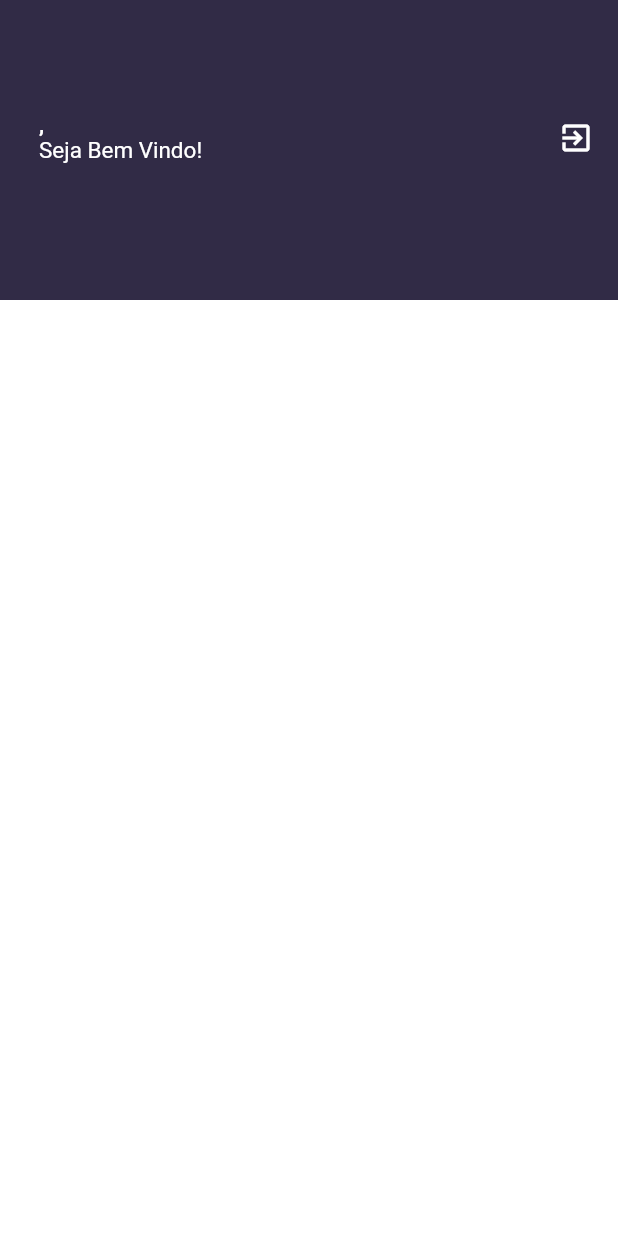
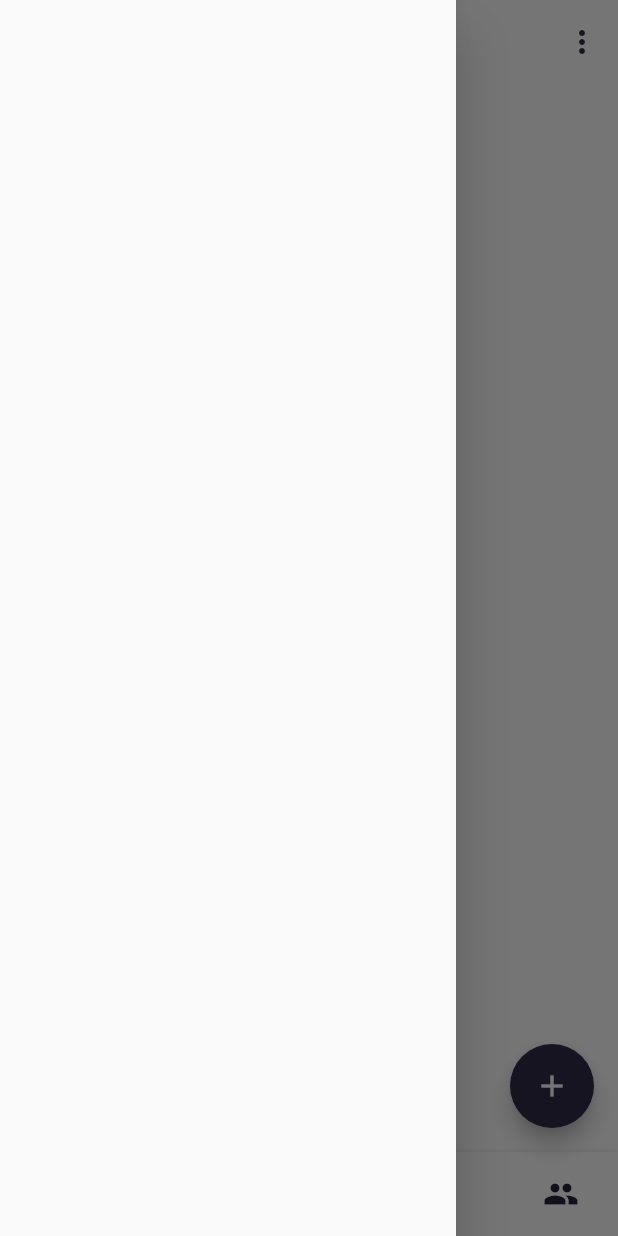
Before and after one commit to IsraelLohuan/Quero-Lanche-APP, a Flutter app: the HomePage screen opened by its route, with the side drawer open (before the commit the screen has no drawer), on a phone screen of 412 x 824 dp. Run offline on Flutter 3.47's test engine with Material 2 defaults, Android fonts, the light colour scheme and no system bars; drawn by our look-alikes of bottom_navy_bar; our stand-ins replace cloud_firestore, firebase_core, get; missing offline and left inert: wc_form_validators; accounts and stored records are empty.

Commit message:
Iniciado Tela Home

```diff
--- a/lib/application/ui/app_ui_config.dart
+++ b/lib/application/ui/app_ui_config.dart
@@ -1,4 +1,5 @@
 import 'package:flutter/material.dart';
+import 'package:gestao_escala/application/utils/utils.dart';
 
 class AppUiConfig {
 
@@ -10,9 +11,11 @@ class AppUiConfig {
 
   static ThemeData get theme => ThemeData(
     scaffoldBackgroundColor: Colors.white,
-    appBarTheme: const AppBarTheme(
+    primaryColor: colorMain,
+    primarySwatch: Utils.buildMaterialColor(colorMain),
+    appBarTheme: AppBarTheme(
       backgroundColor: Colors.white,
-      iconTheme: IconThemeData(color: Colors.white),
+      iconTheme: IconThemeData(color: colorMain),
       titleTextStyle: TextStyle(
         color: Color(0xff222222),
         fontSize: 18,
--- /dev/null
+++ b/lib/application/utils/utils.dart
@@ -0,0 +1,24 @@
+import 'package:flutter/material.dart';
+
+class Utils {
+
+  static MaterialColor buildMaterialColor(Color color) {
+    List strengths = <double>[.05];
+    Map<int, Color> swatch = {};
+    final int r = color.red, g = color.green, b = color.blue;
+
+    for (int i = 1; i < 10; i++) {
+      strengths.add(0.1 * i);
+    }
+    strengths.forEach((strength) {
+      final double ds = 0.5 - strength;
+      swatch[(strength * 1000).round()] = Color.fromRGBO(
+        r + ((ds < 0 ? r : (255 - r)) * ds).round(),
+        g + ((ds < 0 ? g : (255 - g)) * ds).round(),
+        b + ((ds < 0 ? b : (255 - b)) * ds).round(),
+        1,
+      );
+    });
+    return MaterialColor(color.value, swatch);
+  }
+}
--- /dev/null
+++ b/lib/modules/home/components/members/members_page.dart
@@ -0,0 +1,11 @@
+import 'package:flutter/material.dart';
+
+class MembersPage extends StatelessWidget {
+
+  const MembersPage({ Key? key }) : super(key: key);
+
+  @override
+  Widget build(BuildContext context) {
+    return Container();
+  }
+}
--- /dev/null
+++ b/lib/modules/home/components/scale/scale_page.dart
@@ -0,0 +1,11 @@
+import 'package:flutter/material.dart';
+
+class ScalePage extends StatelessWidget {
+
+  const ScalePage({ Key? key }) : super(key: key);
+
+  @override
+  Widget build(BuildContext context) {
+    return Container();
+  }
+}
--- a/lib/modules/home/home_controller.dart
+++ b/lib/modules/home/home_controller.dart
@@ -1,4 +1,5 @@
 
+import 'package:flutter/material.dart';
 import 'package:gestao_escala/application/auth/auth_service.dart';
 import 'package:gestao_escala/modules/models/user_model.dart';
 import 'package:get/get.dart';
@@ -10,4 +11,10 @@ class HomeController extends GetxController {
   HomeController({required this.authService});
 
   UserModel get user => authService.user;
+
+  final RxInt indexTab = RxInt(0);
+
+  void onSelectedItemTab(int index) {
+    indexTab.value = index;
+  }
 }
--- a/lib/modules/home/home_module.dart
+++ b/lib/modules/home/home_module.dart
@@ -8,7 +8,7 @@ class HomeModule extends Module {
   List<GetPage> routers = [
     GetPage(
       name: '/home',
-      page: () => const HomePage(),
+      page: () => HomePage(),
       bindings: [
         HomeBindings()
       ]
--- a/lib/modules/home/home_page.dart
+++ b/lib/modules/home/home_page.dart
@@ -1,77 +1,61 @@
+import 'package:bottom_navy_bar/bottom_navy_bar.dart';
 import 'package:flutter/material.dart';
-import 'package:gestao_escala/application/ui/app_ui_config.dart';
+import 'package:gestao_escala/modules/home/components/members/members_page.dart';
+import 'package:gestao_escala/modules/home/components/scale/scale_page.dart';
 import 'package:gestao_escala/modules/home/home_controller.dart';
 import 'package:get/get.dart';
-import 'package:google_fonts/google_fonts.dart';
 
 class HomePage extends GetView<HomeController> {
 
-  const HomePage({Key? key}) : super(key: key);
+  HomePage({Key? key}) : super(key: key);
+
+  final List<Widget> bodys = [ScalePage(), MembersPage()];
 
   @override
   Widget build(BuildContext context) {
     return Scaffold(
+      appBar: AppBar(
+        elevation: 0,
+        centerTitle: true,
+        title: Text('Escalas', style: TextStyle(fontSize: 24),),
+        actions: [
+          PopupMenuButton(
+            itemBuilder: (_) => [
+              PopupMenuItem<String>(value: '0', child: ListTile(leading: Icon(Icons.filter_alt), title: Text('Filtros'),)),
+            ]
+          )
+        ],
+      ),
       backgroundColor: Colors.white,
-      body: Stack(
-        children: [
-          Container(
-            color: AppUiConfig.colorMain,
-            height: 200,
-            child: Padding(
-              padding: const EdgeInsets.only(left: 16, bottom: 16, right: 16),
-              child: Row(
-                mainAxisAlignment: MainAxisAlignment.spaceBetween,
-                children: [
-                  builderUserInfo(),
-                  Icon(Icons.exit_to_app, color: Colors.white,)
-                ],
-              ),
+      body: Obx(() => bodys[controller.indexTab.value]),
+      drawer: Drawer(child: Text(''),),
+      floatingActionButton: FloatingActionButton(
+        onPressed: () {  },
+        child: Icon(Icons.add),
+      ),
+      bottomNavigationBar: Obx(() {
+        return BottomNavyBar(
+          selectedIndex: controller.indexTab.value,
+          showElevation: true,
+          itemCornerRadius: 24,
+          curve: Curves.easeIn,
+          onItemSelected: controller.onSelectedItemTab,
+          items: <BottomNavyBarItem>[
+            BottomNavyBarItem(
+              icon: const Icon(Icons.apps),
+              title: const Text('Escala'),
+              activeColor: Get.theme.primaryColorDark,
+              textAlign: TextAlign.center,
             ),
-          ),
-          Align(
-            alignment: Alignment.bottomCenter,
-            child: Container(
-              height: 540,
-              decoration: BoxDecoration(
-                color: Colors.white,
-                borderRadius: BorderRadius.only(
-                  topLeft: Radius.circular(50),
-                  topRight: Radius.circular(50)
-                )
-              ),
+            BottomNavyBarItem(
+              icon: const Icon(Icons.people),
+              title: const Text('Membros'),
+              activeColor: Get.theme.primaryColorDark,
+              textAlign: TextAlign.center,
             ),
-          ),
-        ]
-      )
-    );
-  }
-
-  Row builderUserInfo() {
-    return Row(
-      crossAxisAlignment: CrossAxisAlignment.center,
-      mainAxisAlignment: MainAxisAlignment.start,
-      children: [
-        SizedBox(width: 10,),
-        Column(
-          crossAxisAlignment: CrossAxisAlignment.start,
-          mainAxisAlignment: MainAxisAlignment.center,
-          children: [
-            Text(
-              '${controller.user.displayName},',
-              style: GoogleFonts.roboto(
-                textStyle: TextStyle(
-                  color: Colors.white,
-                  fontWeight: FontWeight.bold
-                )
-              ),
-            ),
-            Text(
-              'Seja Bem Vindo!',
-              style: TextStyle(color: Colors.white, fontSize: 15)
-            )
           ],
-         ),
-      ],
+        );
+      })
     );
   }
 }
--- a/lib/modules/login/login_controller.dart
+++ b/lib/modules/login/login_controller.dart
@@ -33,9 +33,6 @@ class LoginController extends GetxController with LoaderMixin, MessagesMixin {
     try {
       loading(true);
 
-      if(isLogin.value) {
-        authService.userModel = await loginRepository.login(email, password);
-      } else {
       final user = UserModel(
         email: email,
         displayName: name,
@@ -43,8 +40,7 @@ class LoginController extends GetxController with LoaderMixin, MessagesMixin {
         password: password
       );
 
-        authService.userModel = await loginRepository.register(user);
-      }
+      authService.userModel = isLogin.value ? await loginRepository.login(email, password) : await loginRepository.register(user);
 
       loading(false);
       Get.offNamed('/home');
--- a/pubspec.yaml
+++ b/pubspec.yaml
@@ -19,6 +19,7 @@ dependencies:
   wc_form_validators: ^1.0.0
   cloud_firestore: ^3.1.8
   uuid: 3.0.6
+  bottom_navy_bar: ^6.0.0
 
 dev_dependencies:
   flutter_test:
```
Also changed, not shown: pubspec.lock. Lines whose indentation alone changed are shown as unchanged.
